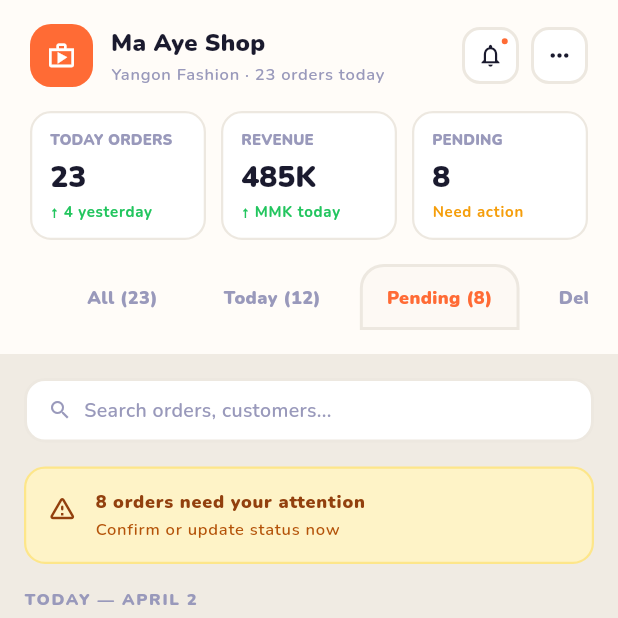
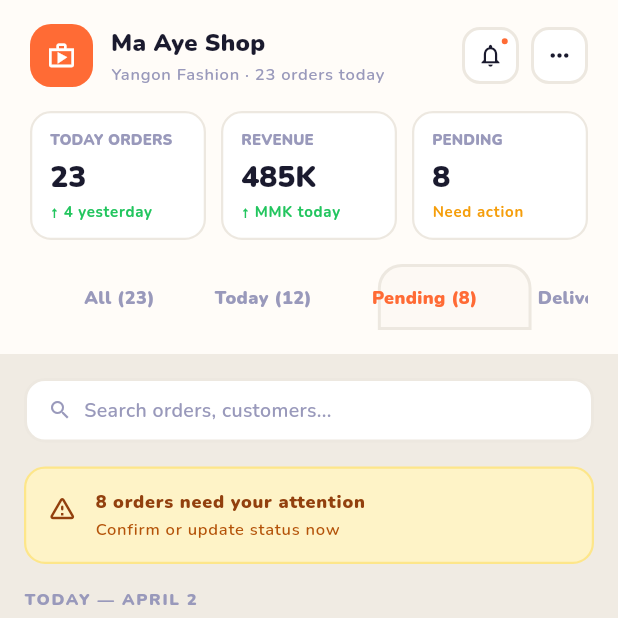
Before and after one commit to mixin27/fom-platform, a Flutter app: the ExampleHomeScreen screen opened directly, after a tap on "Pending (8)", on a phone screen of 412 x 824 dp, the top half of it. Run offline on Flutter 3.47's test engine with Material 3 defaults, Android fonts, the phone set to English and light mode, and no system bars; drawn by our look-alikes of flutter_animate; our stand-ins replace device_info_plus, dio, drift, drift_flutter, envied, equatable and 8 more; accounts and stored records are empty; generated files the repository leaves out were written again.

Commit message:
feat(mobile, ui_kit): add sliding pill indicator to AppFilterTabs by converting to StatefulWidget

```diff
--- a/apps/mobile/packages/app_ui_kit/lib/src/components/app_filter_tabs.dart
+++ b/apps/mobile/packages/app_ui_kit/lib/src/components/app_filter_tabs.dart
@@ -2,8 +2,8 @@ import 'package:flutter/material.dart';
 import 'package:flutter_animate/flutter_animate.dart';
 import '../tokens/app_colors.dart';
 
-/// A horizontal scrollable tab bar for filtering categories.
-class AppFilterTabs extends StatelessWidget {
+/// A horizontal scrollable tab bar for filtering categories with a sliding pill indicator.
+class AppFilterTabs extends StatefulWidget {
   const AppFilterTabs({
     required this.tabs,
     required this.selectedIndex,
@@ -21,24 +21,97 @@ class AppFilterTabs extends StatelessWidget {
   final ValueChanged<int> onTabSelected;
 
   @override
+  State<AppFilterTabs> createState() => _AppFilterTabsState();
+}
+
+class _AppFilterTabsState extends State<AppFilterTabs> {
+  final List<GlobalKey> _keys = [];
+  double _indicatorLeft = 0;
+  double _indicatorWidth = 0;
+  bool _isInitial = true;
+
+  @override
+  void initState() {
+    super.initState();
+    _keys.addAll(List.generate(widget.tabs.length, (index) => GlobalKey()));
+    WidgetsBinding.instance.addPostFrameCallback((_) => _updateIndicator());
+  }
+
+  @override
+  void didUpdateWidget(AppFilterTabs oldWidget) {
+    super.didUpdateWidget(oldWidget);
+    if (oldWidget.selectedIndex != widget.selectedIndex ||
+        oldWidget.tabs.length != widget.tabs.length) {
+      if (oldWidget.tabs.length != widget.tabs.length) {
+        _keys.clear();
+        _keys.addAll(List.generate(widget.tabs.length, (index) => GlobalKey()));
+      }
+      WidgetsBinding.instance.addPostFrameCallback((_) => _updateIndicator());
+    }
+  }
+
+  void _updateIndicator() {
+    if (!mounted || _keys.isEmpty) return;
+
+    final selectedKey = _keys[widget.selectedIndex];
+    final RenderBox? renderBox =
+        selectedKey.currentContext?.findRenderObject() as RenderBox?;
+    final RenderBox? stackBox = context.findRenderObject() as RenderBox?;
+
+    if (renderBox != null && stackBox != null) {
+      final position = renderBox.localToGlobal(Offset.zero, ancestor: stackBox);
+      setState(() {
+        _indicatorLeft = position.dx;
+        _indicatorWidth = renderBox.size.width;
+        _isInitial = false;
+      });
+    }
+  }
+
+  @override
   Widget build(BuildContext context) {
     return SizedBox(
       height: 44,
-      child: ListView.separated(
+      child: SingleChildScrollView(
         scrollDirection: Axis.horizontal,
         padding: const EdgeInsets.symmetric(horizontal: 20),
-        itemCount: tabs.length,
-        separatorBuilder: (context, index) => const SizedBox(width: 8),
-        itemBuilder: (context, index) {
-          final isSelected = index == selectedIndex;
-          final label = tabs[index];
-          return _FilterTab(
-            key: ValueKey('tab-$index-$label'),
-            label: label,
+        child: Stack(
+          children: [
+            // Sliding Pill Indicator
+            AnimatedPositioned(
+              duration: _isInitial ? Duration.zero : 300.ms,
+              curve: Curves.easeOutCubic,
+              left: _indicatorLeft,
+              width: _indicatorWidth,
+              top: 0,
+              bottom: 0,
+              child: Container(
+                decoration: BoxDecoration(
+                  color: AppColors.cream,
+                  border: Border.all(color: AppColors.border, width: 2),
+                  borderRadius: const BorderRadius.vertical(
+                    top: Radius.circular(16),
+                  ),
+                ),
+              ),
+            ),
+            // Tab Labels
+            Row(
+              children: List.generate(widget.tabs.length, (index) {
+                final isSelected = index == widget.selectedIndex;
+                return Padding(
+                  padding: EdgeInsets.only(left: index == 0 ? 0 : 8),
+                  child: _FilterTab(
+                    key: _keys[index],
+                    label: widget.tabs[index],
                     isSelected: isSelected,
-            onTap: () => onTabSelected(index),
+                    onTap: () => widget.onTabSelected(index),
+                  ),
                 );
-        },
+              }),
+            ),
+          ],
+        ),
       ),
     );
   }
@@ -58,56 +131,36 @@ class _FilterTab extends StatelessWidget {
 
   @override
   Widget build(BuildContext context) {
-    return Animate(target: isSelected ? 1 : 0).custom(
+    return Material(
+      color: Colors.transparent,
+      child: InkWell(
+        onTap: onTap,
+        borderRadius: const BorderRadius.vertical(top: Radius.circular(16)),
+        child: Padding(
+          padding: const EdgeInsets.symmetric(horizontal: 16),
+          child: Center(
+            child: Animate(target: isSelected ? 1 : 0).custom(
               duration: 250.ms,
-      curve: Curves.easeOutCubic,
               builder: (context, value, _) {
-        final backgroundColor = Color.lerp(
-          Colors.transparent,
-          AppColors.cream,
-          value,
-        );
-        final borderColor = Color.lerp(
-          Colors.transparent,
-          AppColors.border,
-          value,
-        )!;
                 final textColor = Color.lerp(
                   AppColors.textLight,
                   AppColors.softOrange,
                   value,
                 );
-
-        return Container(
-          decoration: BoxDecoration(
-            color: backgroundColor,
-            border: Border.all(color: borderColor, width: 2),
-            borderRadius: const BorderRadius.vertical(top: Radius.circular(16)),
-          ),
-          child: Material(
-            color: Colors.transparent,
-            child: InkWell(
-              onTap: onTap,
-              borderRadius: const BorderRadius.vertical(
-                top: Radius.circular(16),
-              ),
-              child: Padding(
-                padding: const EdgeInsets.symmetric(horizontal: 16),
-                child: Center(
-                  child: Text(
+                return Text(
                   label,
+                  textAlign: TextAlign.center,
                   style: TextStyle(
                     fontSize: 12,
                     fontWeight: FontWeight.w800,
                     color: textColor,
                   ),
-                  ),
+                );
+              },
             ),
           ),
         ),
       ),
     );
-      },
-    );
   }
 }
```
Lines whose indentation alone changed are shown as unchanged.
